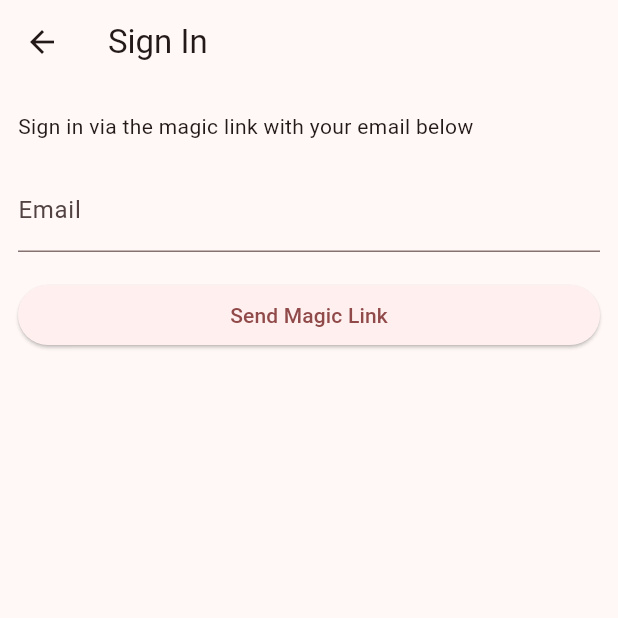
After one commit to Junkfood-dk/JunkFoodAdmin, a Flutter app: the LoginPage screen opened directly, after a tap on "Send Magic Link", on a phone screen of 412 x 824 dp, the top half of it. The commit adds this screen. Run offline on Flutter 3.47's test engine with Material 3 defaults, Android fonts, the phone set to English and light mode, and no system bars; our stand-ins replace supabase_flutter; accounts and stored records are empty; network calls fail; statements that could not run were skipped.

```diff
--- a/lib/main.dart
+++ b/lib/main.dart
@@ -1,8 +1,17 @@
 import 'package:flutter/material.dart';
+import 'package:supabase_flutter/supabase_flutter.dart';
+import 'package:chefapp/pages/login_page.dart';
+import 'dart:io' show Platform;
 //Allan made this comment!
-void main() {
-  runApp(const MyApp());
+Future<void> main() async {
+  await Supabase.initialize(
+    url: Platform.environment["SUPABASE_URL"]!,
+    anonKey: Platform.environment["SUPABASE_ANON_KEY"]!,
+  );
+  runApp(MyApp());
 }
+
+final supabase = Supabase.instance.client;
 
 class MyApp extends StatelessWidget {
   const MyApp({super.key});
@@ -13,21 +22,6 @@ class MyApp extends StatelessWidget {
     return MaterialApp(
       title: 'Chef App',
       theme: ThemeData(
-        // This is the theme of your application.
-        //
-        // TRY THIS: Try running your application with "flutter run". You'll see
-        // the application has a purple toolbar. Then, without quitting the app,
-        // try changing the seedColor in the colorScheme below to Colors.green
-        // and then invoke "hot reload" (save your changes or press the "hot
-        // reload" button in a Flutter-supported IDE, or press "r" if you used
-        // the command line to start the app).
-        //
-        // Notice that the counter didn't reset back to zero; the application
-        // state is not lost during the reload. To reset the state, use hot
-        // restart instead.
-        //
-        // This works for code too, not just values: Most code changes can be
-        // tested with just a hot reload.
         colorScheme:
             ColorScheme.fromSeed(seedColor: Color.fromARGB(255, 180, 14, 39)),
         useMaterial3: true,
--- /dev/null
+++ b/lib/pages/login_page.dart
@@ -0,0 +1,98 @@
+import 'dart:async';
+
+import 'package:flutter/foundation.dart';
+import 'package:flutter/material.dart';
+import 'package:supabase_flutter/supabase_flutter.dart';
+import 'package:chefapp/main.dart';
+
+class LoginPage extends StatefulWidget {
+  const LoginPage({super.key});
+
+  @override
+  _LoginPageState createState() => _LoginPageState();
+}
+
+class _LoginPageState extends State<LoginPage> {
+  bool _isLoading = false;
+  bool _redirecting = false;
+  late final TextEditingController _emailController = TextEditingController();
+  late final StreamSubscription<AuthState> _authStateSubscription;
+
+  Future<void> _signIn() async {
+    try {
+      setState(() {
+        _isLoading = true;
+      });
+      await supabase.auth.signInWithOtp(
+        email: _emailController.text.trim(),
+        emailRedirectTo:
+            kIsWeb ? null : 'io.supabase.flutterquickstart://login-callback/',
+      );
+      if (mounted) {
+        ScaffoldMessenger.of(context).showSnackBar(
+          const SnackBar(content: Text('Check your email for a login link!')),
+        );
+        _emailController.clear();
+      }
+    } on AuthException catch (error) {
+      SnackBar(
+        content: Text(error.message),
+        backgroundColor: Theme.of(context).colorScheme.error,
+      );
+    } catch (error) {
+      SnackBar(
+        content: const Text('Unexpected error occurred'),
+        backgroundColor: Theme.of(context).colorScheme.error,
+      );
+    } finally {
+      if (mounted) {
+        setState(() {
+          _isLoading = false;
+        });
+      }
+    }
+  }
+
+  @override
+  void initState() {
+    _authStateSubscription = supabase.auth.onAuthStateChange.listen((data) {
+      if (_redirecting) return;
+      final session = data.session;
+      if (session != null) {
+        _redirecting = true;
+        Navigator.of(context).pushReplacementNamed('/account');
+      }
+    });
+    super.initState();
+  }
+
+  @override
+  void dispose() {
+    _emailController.dispose();
+    _authStateSubscription.cancel();
+    super.dispose();
+  }
+
+  @override
+  Widget build(BuildContext context) {
+    return Scaffold(
+      appBar: AppBar(title: const Text('Sign In')),
+      body: ListView(
+        padding: const EdgeInsets.symmetric(vertical: 18, horizontal: 12),
+        children: [
+          const Text('Sign in via the magic link with your email below'),
+          const SizedBox(height: 18),
+          TextFormField(
+            controller: _emailController,
+            decoration: const InputDecoration(labelText: 'Email'),
+          ),
+          const SizedBox(height: 18),
+          ElevatedButton(
+            onPressed: _isLoading ? null : _signIn,
+            child: Text(_isLoading ? 'Loading' : 'Send Magic Link'),
+          ),
+        ],
+      ),
+    );
+  }
+}
```
Also changed, not shown: 1 other file.
